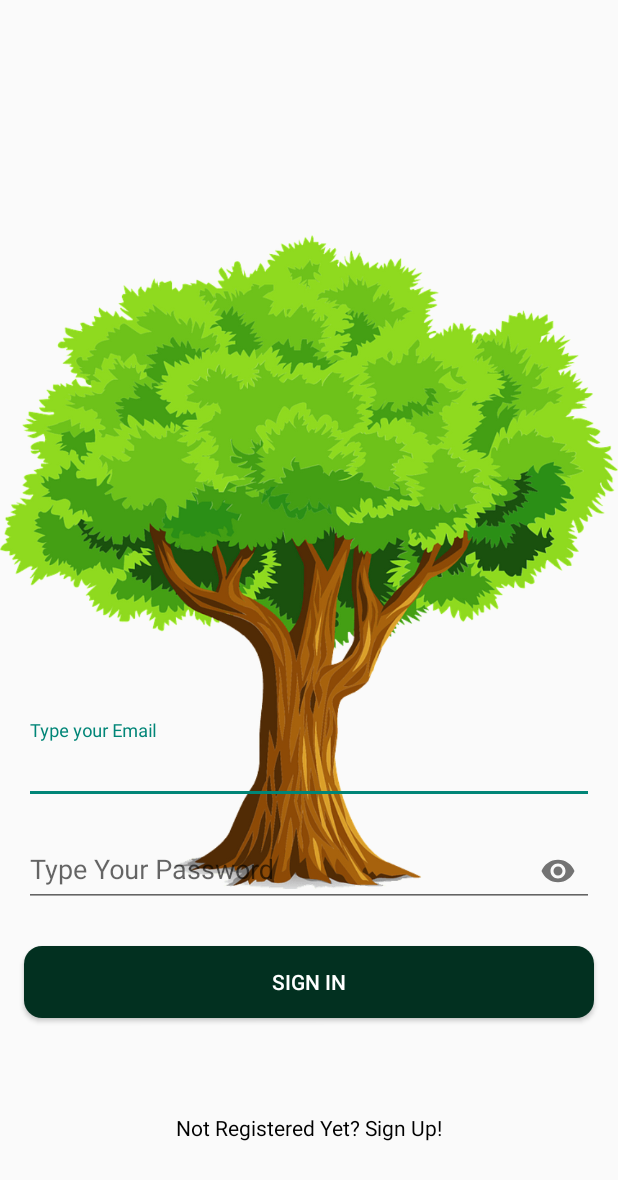
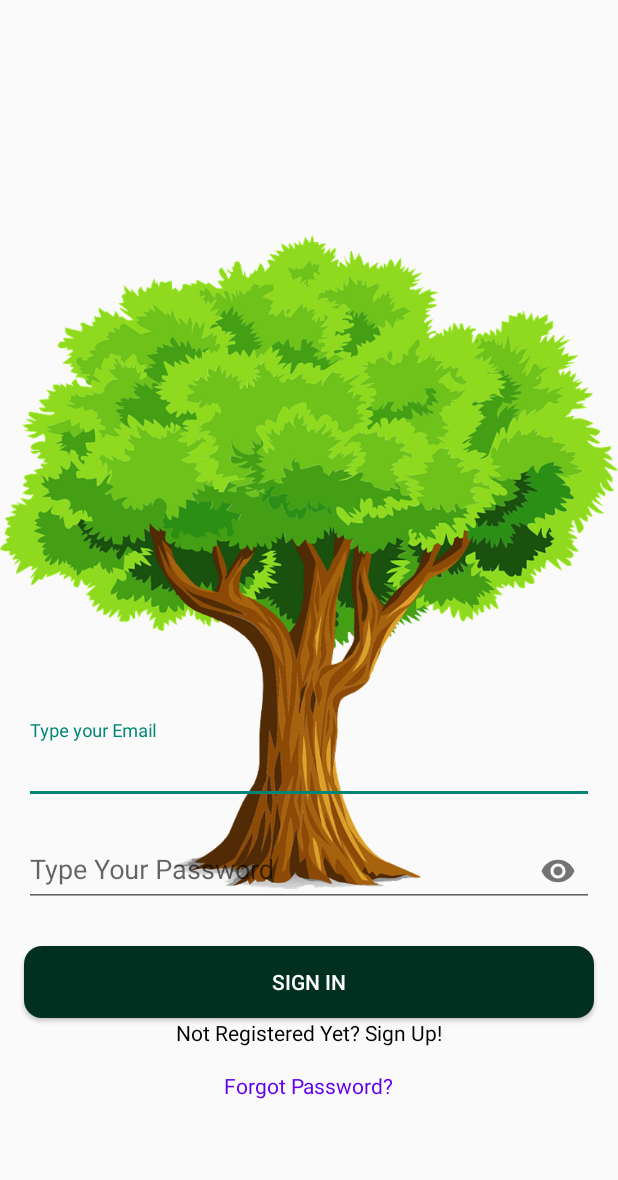
Before and after one commit to bperdija/Cell-Identifier, an Android app built with Jetpack Compose: the SignInActivity screen opened directly, with no data from a screen before it, on a phone screen of 412 x 824 dp. Shown: the top 1180 px of the screen. Run offline under Robolectric (Android 15) with nearby library versions, the phone set to English and light mode, and no system bars; our stand-ins replace Firebase (no records; nobody signed in at launch, a user with empty details on screens opened directly).

Commit message:
Added forgot password functionaility

```diff
--- a/app/src/main/AndroidManifest.xml
+++ b/app/src/main/AndroidManifest.xml
@@ -42,6 +42,10 @@
         <activity
             android:name=".SignInActivity"
             android:exported="true" />
+        <activity
+            android:name=".ForgotPasswordActivity"
+            android:exported="true" />
+
     </application>
 
 </manifest>
--- a/app/src/main/java/com/example/cell_identifier/SignInActivity.kt
+++ b/app/src/main/java/com/example/cell_identifier/SignInActivity.kt
@@ -40,6 +40,12 @@ class SignInActivity : AppCompatActivity() {
                 Toast.makeText(this, "Empty Fields Are not Allowed", Toast.LENGTH_SHORT).show()
             }
         }
+
+        binding.forgotPasswordText.setOnClickListener {
+            // Start the ForgetPasswordActivity
+            val intent = Intent(this, ForgotPasswordActivity::class.java)
+            startActivity(intent)
+        }
     }
 
     override fun onStart() {
--- a/app/src/main/res/layout/activity_sign_in.xml
+++ b/app/src/main/res/layout/activity_sign_in.xml
@@ -72,12 +72,24 @@
         android:id="@+id/textView"
         android:layout_width="wrap_content"
         android:layout_height="wrap_content"
+        android:text="Not Registered Yet? Sign Up!"
         android:textColor="@color/black"
-        android:text="Not Registered Yet? Sign Up!"
         app:layout_constraintBottom_toBottomOf="parent"
         app:layout_constraintEnd_toEndOf="parent"
-        app:layout_constraintHorizontal_bias="0.5"
         app:layout_constraintStart_toStartOf="parent"
-        app:layout_constraintTop_toBottomOf="@+id/button" />
+        app:layout_constraintTop_toBottomOf="@+id/button"
+        app:layout_constraintVertical_bias="0.0" />
+
+    <TextView
+        android:id="@+id/forgotPasswordText"
+        android:layout_width="wrap_content"
+        android:layout_height="wrap_content"
+        android:text="Forgot Password?"
+        android:textColor="#FF6200EE"
+        android:layout_marginTop="16dp"
+        app:layout_constraintEnd_toEndOf="parent"
+        app:layout_constraintStart_toStartOf="parent"
+        app:layout_constraintTop_toBottomOf="@id/textView" />
+
 
 </androidx.constraintlayout.widget.ConstraintLayout>
```
Also changed, not shown: app/src/main/java/com/example/cell_identifier/ForgotPasswordActivity.kt (added, +50 -0 lines), app/src/main/java/com/example/cell_identifier/ProfileFragment.kt (+8 -7 lines), app/src/main/res/layout/activity_forgotpass.xml (added, +54 -0 lines).
